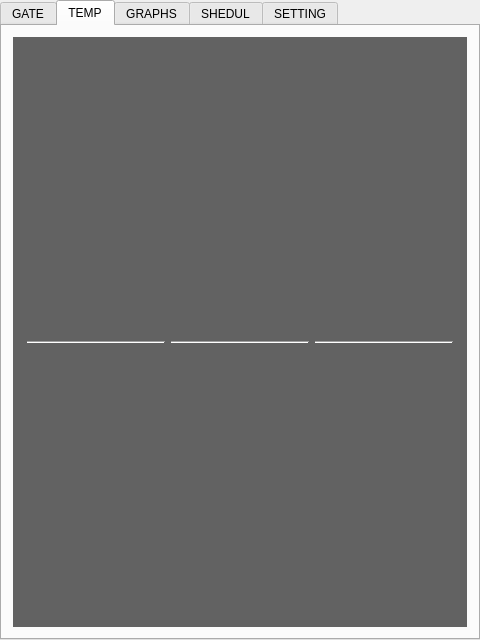
Old version of the form homecontrol.ui in the repository nakoukal/HomeControl.
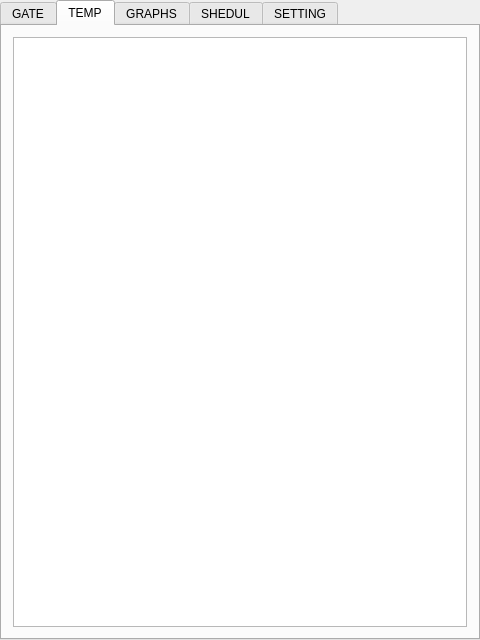
New version of the form. The open tabs and pages were chosen to show the change.

Patch:
```diff
--- a/homecontrol.ui
+++ b/homecontrol.ui
@@ -277,53 +277,7 @@
        </attribute>
        <layout class="QVBoxLayout" name="verticalLayout_3">
         <item>
-         <widget class="QGroupBox" name="groupBoxTemp">
-          <property name="sizePolicy">
-           <sizepolicy hsizetype="Expanding" vsizetype="Expanding">
-            <horstretch>0</horstretch>
-            <verstretch>0</verstretch>
-           </sizepolicy>
-          </property>
-          <property name="styleSheet">
-           <string notr="true">#groupBoxTemp {
-	border: none;
-	background: #626262;
-	font: 75 18pt &quot;MS Shell Dlg 2&quot;;
-}
-#groupBoxTemp QLabel{
-	font: 75 18pt &quot;MS Shell Dlg 2&quot;;
-}</string>
-          </property>
-          <property name="title">
-           <string/>
-          </property>
-          <layout class="QGridLayout" name="gridLayout_5">
-           <property name="topMargin">
-            <number>30</number>
-           </property>
-           <item row="0" column="2">
-            <widget class="Line" name="line_3">
-             <property name="orientation">
-              <enum>Qt::Horizontal</enum>
-             </property>
-            </widget>
-           </item>
-           <item row="0" column="1">
-            <widget class="Line" name="line_2">
-             <property name="orientation">
-              <enum>Qt::Horizontal</enum>
-             </property>
-            </widget>
-           </item>
-           <item row="0" column="0">
-            <widget class="Line" name="line">
-             <property name="orientation">
-              <enum>Qt::Horizontal</enum>
-             </property>
-            </widget>
-           </item>
-          </layout>
-         </widget>
+         <widget class="QTableView" name="tempTableView"/>
         </item>
        </layout>
       </widget>
```
Left out of the diff: 6 changed lines with no effect on the pictures.
